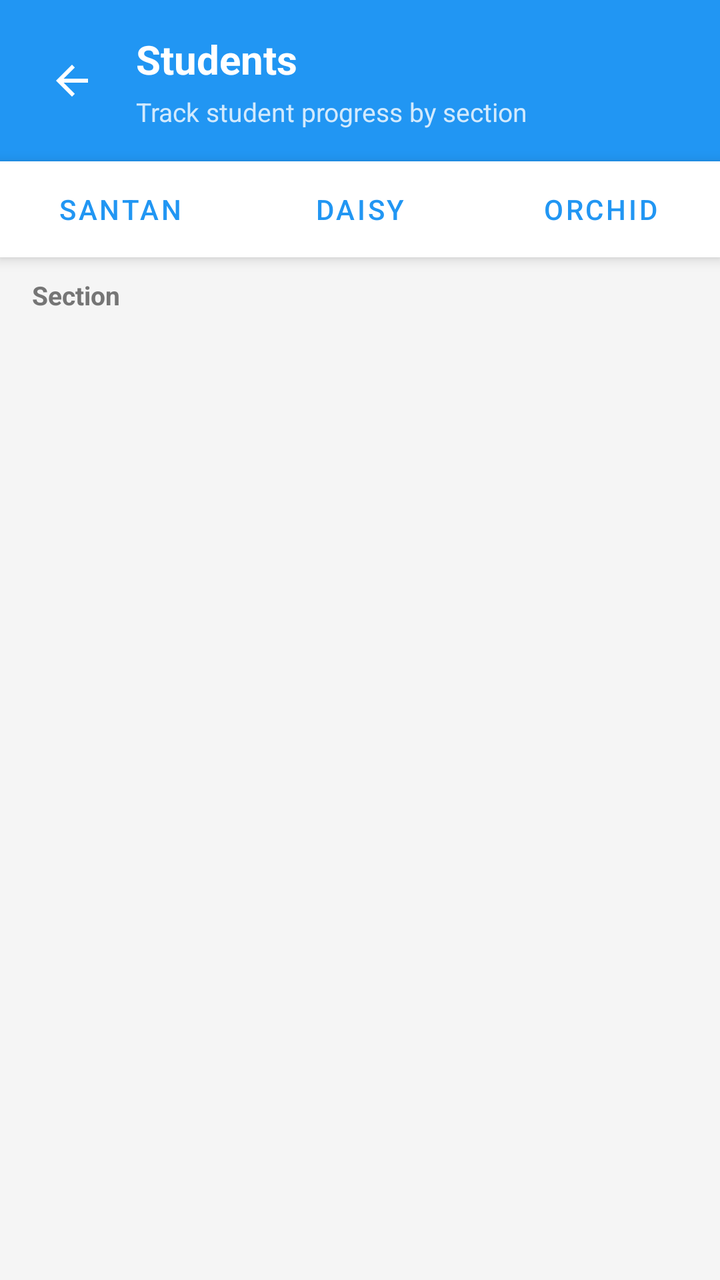
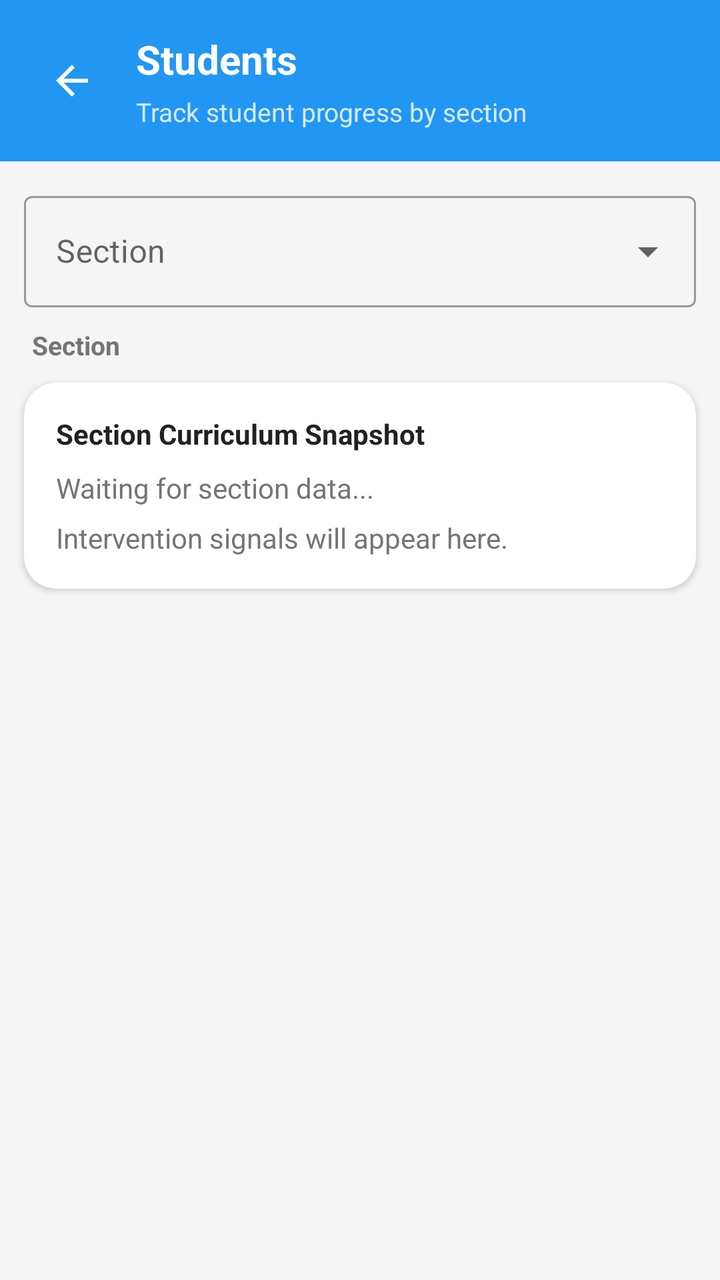

An Android layout rendered at two revisions. The XML below is the earlier revision; the diff shows what the commit changed to produce the second picture.
<!-- AndroidManifest.xml: activity theme Theme.ScanLearnAR.NoActionBar -->
<!-- res/layout/activity_teacher_students.xml -->
<?xml version="1.0" encoding="utf-8"?>
<LinearLayout xmlns:android="http://schemas.android.com/apk/res/android"
    android:fitsSystemWindows="true"
    xmlns:app="http://schemas.android.com/apk/res-auto"
    android:layout_width="match_parent"
    android:layout_height="match_parent"
    android:background="@color/background"
    android:orientation="vertical">

    <LinearLayout
        android:layout_width="match_parent"
        android:layout_height="wrap_content"
        android:background="@color/primary"
        android:gravity="center_vertical"
        android:orientation="horizontal"
        android:padding="16dp">

        <ImageButton
            android:id="@+id/btnBack"
            android:layout_width="40dp"
            android:layout_height="40dp"
            android:background="?attr/selectableItemBackgroundBorderless"
            android:contentDescription="Back"
            android:padding="8dp"
            android:src="@drawable/ic_arrow_back"
            app:tint="@android:color/white" />

        <LinearLayout
            android:layout_width="wrap_content"
            android:layout_height="wrap_content"
            android:layout_marginStart="12dp"
            android:orientation="vertical">

            <TextView
                android:layout_width="wrap_content"
                android:layout_height="wrap_content"
                android:text="Students"
                android:textColor="@android:color/white"
                android:textSize="20sp"
                android:textStyle="bold" />

            <TextView
                android:layout_width="wrap_content"
                android:layout_height="wrap_content"
                android:layout_marginTop="4dp"
                android:text="Track student progress by section"
                android:textColor="#CCFFFFFF"
                android:textSize="13sp" />
        </LinearLayout>
    </LinearLayout>

    <LinearLayout
        android:layout_width="match_parent"
        android:layout_height="wrap_content"
        android:background="@android:color/white"
        android:elevation="4dp"
        android:orientation="horizontal">

        <Button
            android:id="@+id/tabSantan"
            style="@style/Widget.MaterialComponents.Button.TextButton"
            android:layout_width="0dp"
            android:layout_height="48dp"
            android:layout_weight="1"
            android:text="Santan" />

        <Button
            android:id="@+id/tabDaisy"
            style="@style/Widget.MaterialComponents.Button.TextButton"
            android:layout_width="0dp"
            android:layout_height="48dp"
            android:layout_weight="1"
            android:text="Daisy" />

        <Button
            android:id="@+id/tabOrchid"
            style="@style/Widget.MaterialComponents.Button.TextButton"
            android:layout_width="0dp"
            android:layout_height="48dp"
            android:layout_weight="1"
            android:text="Orchid" />
    </LinearLayout>

    <TextView
        android:id="@+id/tvSectionTitle"
        android:layout_width="match_parent"
        android:layout_height="wrap_content"
        android:paddingHorizontal="16dp"
        android:paddingVertical="10dp"
        android:text="Section"
        android:textColor="@color/text_secondary"
        android:textSize="13sp"
        android:textStyle="bold" />

    <FrameLayout
        android:layout_width="match_parent"
        android:layout_height="0dp"
        android:layout_weight="1">

        <ProgressBar
            android:id="@+id/loadingIndicator"
            android:layout_width="wrap_content"
            android:layout_height="wrap_content"
            android:layout_gravity="center"
            android:visibility="gone" />

        <androidx.recyclerview.widget.RecyclerView
            android:id="@+id/rvStudents"
            android:layout_width="match_parent"
            android:layout_height="match_parent"
            android:clipToPadding="false"
            android:padding="12dp"
            android:visibility="gone" />

        <LinearLayout
            android:id="@+id/emptyState"
            android:layout_width="match_parent"
            android:layout_height="match_parent"
            android:gravity="center"
            android:orientation="vertical"
            android:visibility="gone">

            <TextView
                android:id="@+id/tvEmptySection"
                android:layout_width="wrap_content"
                android:layout_height="wrap_content"
                android:text="No students in this section yet."
                android:textColor="@color/text_secondary"
                android:textSize="15sp" />
        </LinearLayout>
    </FrameLayout>
</LinearLayout>
<!-- resources referenced by this layout -->
<resources>
  <color name="background">#F5F5F5</color>
  <color name="primary">#2196F3</color>
  <color name="text_secondary">#757575</color>
  <!-- drawable ic_arrow_back (drawable) -->
  <vector xmlns:android="http://schemas.android.com/apk/res/android"
      android:width="24dp" android:height="24dp"
      android:viewportWidth="24" android:viewportHeight="24">
      <path android:fillColor="#FF000000"
          android:pathData="M20,11H7.83l5.59,-5.59L12,4l-8,8 8,8 1.41,-1.41L7.83,13H20v-2z"/>
  </vector>
  <style name="Theme.ScanLearnAR.NoActionBar" parent="Theme.ScanLearnAR">
          <item name="windowActionBar">false</item>
          <item name="windowNoTitle">true</item>
          <item name="android:windowFullscreen">false</item>
          <item name="android:windowDrawsSystemBarBackgrounds">true</item>
          <item name="android:statusBarColor">@color/primary_dark</item>
          <item name="android:windowLayoutInDisplayCutoutMode">never</item>
          <item name="android:windowLightStatusBar">true</item>
      </style>
  <style name="Theme.ScanLearnAR" parent="Theme.MaterialComponents.DayNight.DarkActionBar">
          <item name="colorPrimary">@color/primary</item>
          <item name="colorPrimaryVariant">@color/primary_dark</item>
          <item name="colorOnPrimary">@android:color/white</item>
          <item name="android:statusBarColor">@color/primary_dark</item>
          <item name="android:windowFullscreen">false</item>
          <item name="android:windowDrawsSystemBarBackgrounds">true</item>
          <item name="android:windowLayoutInDisplayCutoutMode">never</item>
          <item name="android:windowLightStatusBar">true</item>
      </style>
  <color name="primary_dark">#1976D2</color>
</resources>

<!-- the commit's change to res/layout/activity_teacher_students.xml (unified diff, before → after) -->
@@ -49,37 +49,21 @@
         </LinearLayout>
     </LinearLayout>
 
-    <LinearLayout
+    <com.google.android.material.textfield.TextInputLayout
+        android:id="@+id/tilSectionSelector"
+        style="@style/Widget.MaterialComponents.TextInputLayout.OutlinedBox.ExposedDropdownMenu"
         android:layout_width="match_parent"
         android:layout_height="wrap_content"
-        android:background="@android:color/white"
-        android:elevation="4dp"
-        android:orientation="horizontal">
+        android:layout_marginHorizontal="12dp"
+        android:layout_marginTop="12dp"
+        android:hint="Section">
 
-        <Button
-            android:id="@+id/tabSantan"
-            style="@style/Widget.MaterialComponents.Button.TextButton"
-            android:layout_width="0dp"
-            android:layout_height="48dp"
-            android:layout_weight="1"
-            android:text="Santan" />
-
-        <Button
-            android:id="@+id/tabDaisy"
-            style="@style/Widget.MaterialComponents.Button.TextButton"
-            android:layout_width="0dp"
-            android:layout_height="48dp"
-            android:layout_weight="1"
-            android:text="Daisy" />
-
-        <Button
-            android:id="@+id/tabOrchid"
-            style="@style/Widget.MaterialComponents.Button.TextButton"
-            android:layout_width="0dp"
-            android:layout_height="48dp"
-            android:layout_weight="1"
-            android:text="Orchid" />
-    </LinearLayout>
+        <AutoCompleteTextView
+            android:id="@+id/etSectionSelector"
+            android:layout_width="match_parent"
+            android:layout_height="wrap_content"
+            android:inputType="none" />
+    </com.google.android.material.textfield.TextInputLayout>
 
     <TextView
         android:id="@+id/tvSectionTitle"
@@ -91,6 +75,47 @@
         android:textColor="@color/text_secondary"
         android:textSize="13sp"
         android:textStyle="bold" />
+
+    <androidx.cardview.widget.CardView
+        android:layout_width="match_parent"
+        android:layout_height="wrap_content"
+        android:layout_marginHorizontal="12dp"
+        android:layout_marginBottom="8dp"
+        app:cardCornerRadius="16dp"
+        app:cardElevation="2dp">
+
+        <LinearLayout
+            android:layout_width="match_parent"
+            android:layout_height="wrap_content"
+            android:orientation="vertical"
+            android:padding="16dp">
+
+            <TextView
+                android:layout_width="wrap_content"
+                android:layout_height="wrap_content"
+                android:text="Section Curriculum Snapshot"
+                android:textColor="@color/text_primary"
+                android:textStyle="bold" />
+
+            <TextView
+                android:id="@+id/tvSectionCurriculumSummary"
+                android:layout_width="match_parent"
+                android:layout_height="wrap_content"
+                android:layout_marginTop="8dp"
+                android:text="Waiting for section data..."
+                android:textColor="@color/text_secondary"
+                android:textSize="14sp" />
+
+            <TextView
+                android:id="@+id/tvSectionInterventionSummary"
+                android:layout_width="match_parent"
+                android:layout_height="wrap_content"
+                android:layout_marginTop="6dp"
+                android:text="Intervention signals will appear here."
+                android:textColor="@color/text_secondary"
+                android:textSize="14sp" />
+        </LinearLayout>
+    </androidx.cardview.widget.CardView>
 
     <FrameLayout
         android:layout_width="match_parent"
<!-- resource entries referenced after the edit -->
@@ -2,6 +2,7 @@
 <resources>
   <color name="background">#F5F5F5</color>
   <color name="primary">#2196F3</color>
+  <color name="text_primary">#212121</color>
   <color name="text_secondary">#757575</color>
   <!-- drawable ic_arrow_back (drawable) -->
   <vector xmlns:android="http://schemas.android.com/apk/res/android"
